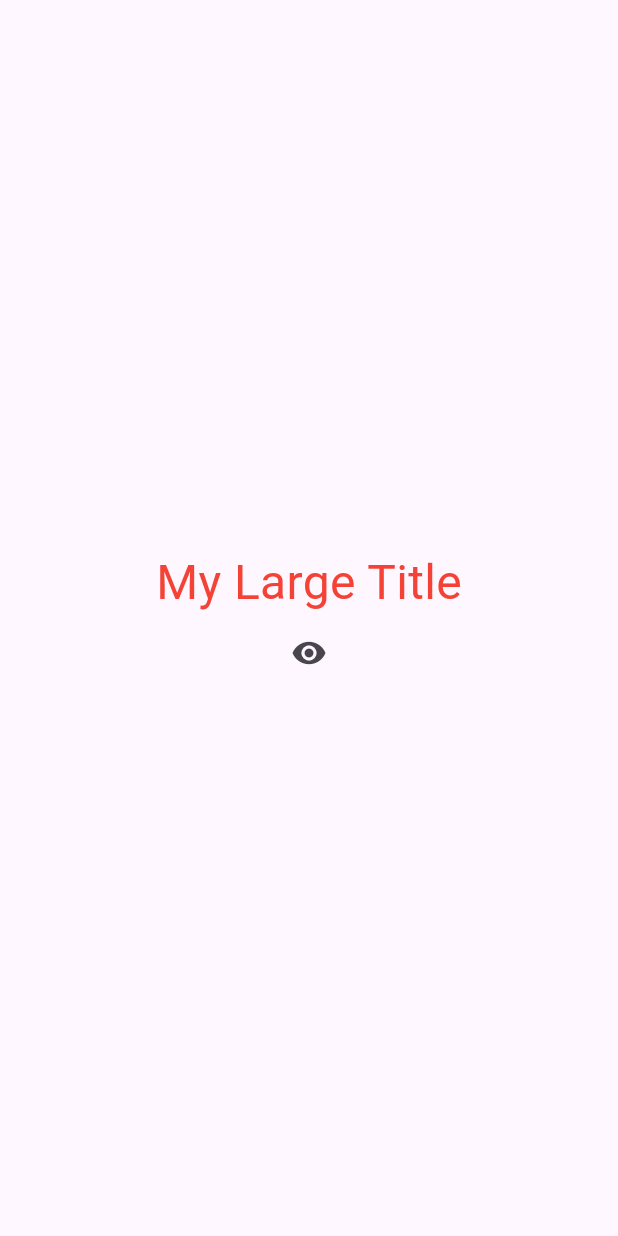
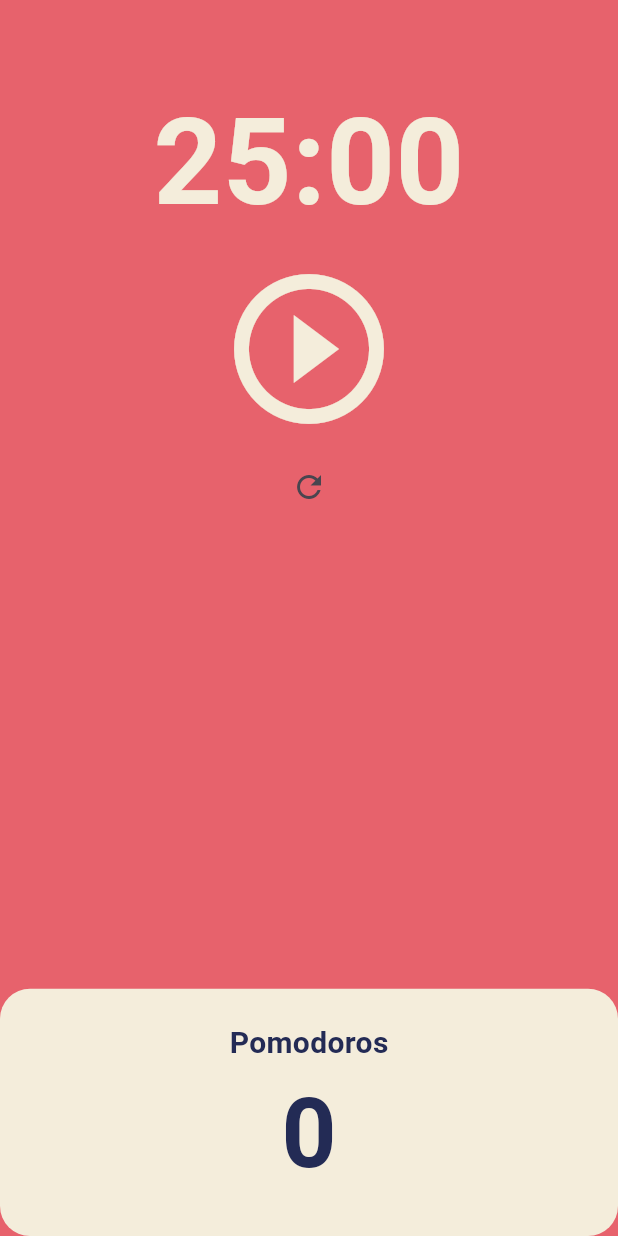
Before and after one commit to treefarm-mihyang/flutter-tutorial, a Flutter app: the screen it shows after launch, on a phone screen of 412 x 824 dp. Run offline on Flutter 3.47's test engine with Material 3 defaults, Android fonts, the phone set to English and light mode, and no system bars.

Commit message:
feat: pomodoro app

```diff
--- a/lib/main.dart
+++ b/lib/main.dart
@@ -1,84 +1,26 @@
 import 'package:flutter/material.dart';
+import 'package:toonflix/screen/home.dart';
 
 void main() {
   runApp(const App());
 }
 
-class App extends StatefulWidget {
+class App extends StatelessWidget {
   const App({super.key});
-
-  @override
-  State<App> createState() => _AppState();
-}
-
-class _AppState extends State<App> {
-  bool showTitle = true;
-
-  void onPressed() {
-    setState(() {
-      showTitle = !showTitle;
-    });
-  }
 
   @override
   Widget build(BuildContext context) {
     return MaterialApp(
       theme: ThemeData(
+        scaffoldBackgroundColor: const Color(0xFFe7626c),
         textTheme: const TextTheme(
-          titleLarge: TextStyle(
-            color: Colors.red,
+          headlineLarge: TextStyle(
+            color: Color(0xFF232B55),
           ),
         ),
+        cardColor: const Color(0xFFF4EDDB),
       ),
-      home: Scaffold(
-        body: Center(
-          child: Column(
-            mainAxisAlignment: MainAxisAlignment.center,
-            children: [
-              showTitle ? const MyLargeTitle() : const Text("nothing"),
-              IconButton(
-                onPressed: onPressed,
-                icon: const Icon(Icons.remove_red_eye),
-              ),
-            ],
-          ),
-        ),
-      ),
+      home: const Home(),
     );
   }
 }
-
-class MyLargeTitle extends StatefulWidget {
-  const MyLargeTitle({
-    super.key,
-  });
-
-  @override
-  State<MyLargeTitle> createState() => _MyLargeTitleState();
-}
-
-class _MyLargeTitleState extends State<MyLargeTitle> {
-  @override
-  void initState() {
-    super.initState();
-    print("initState");
-  }
-
-  @override
-  void dispose() {
-    super.dispose();
-    print("dispose");
-  }
-
-  @override
-  Widget build(BuildContext context) {
-    print("build");
-    return Text(
-      "My Large Title",
-      style: TextStyle(
-        fontSize: 32,
-        color: Theme.of(context).textTheme.titleLarge?.color,
-      ),
-    );
-  }
-}
--- /dev/null
+++ b/lib/screen/home.dart
@@ -0,0 +1,150 @@
+import 'dart:async';
+
+import 'package:flutter/material.dart';
+
+class Home extends StatefulWidget {
+  const Home({super.key});
+
+  @override
+  State<Home> createState() => _HomeState();
+}
+
+class _HomeState extends State<Home> {
+  static const time = 1500;
+  int totalSeconds = time;
+  late Timer timer;
+  bool isRunning = false;
+  int totalPomodoros = 0;
+
+  void onTick(Timer timer) {
+    if (totalSeconds == 0) {
+      totalPomodoros = totalPomodoros + 1;
+      onResetPressed();
+    } else {
+      setState(() {
+        totalSeconds = totalSeconds - 1;
+      });
+    }
+  }
+
+  void onStartPressed() {
+    timer = Timer.periodic(
+      const Duration(seconds: 1),
+      onTick,
+    );
+
+    setState(() {
+      isRunning = true;
+    });
+  }
+
+  void onPausePressed() {
+    timer.cancel();
+
+    setState(() {
+      isRunning = false;
+    });
+  }
+
+  void onResetPressed() {
+    setState(() {
+      isRunning = false;
+      totalSeconds = time;
+    });
+    timer.cancel();
+  }
+
+  String format(int seconds) {
+    var duration = Duration(seconds: seconds);
+    return duration.toString().split('.').first.substring(2, 7);
+  }
+
+  @override
+  Widget build(BuildContext context) {
+    return Scaffold(
+      backgroundColor: Theme.of(context).scaffoldBackgroundColor,
+      body: Column(
+        children: [
+          Flexible(
+            flex: 1,
+            child: Container(
+              alignment: Alignment.bottomCenter,
+              child: Text(
+                format(totalSeconds),
+                style: TextStyle(
+                  color: Theme.of(context).cardColor,
+                  fontSize: 80,
+                  fontWeight: FontWeight.w700,
+                ),
+              ),
+            ),
+          ),
+          Flexible(
+            flex: 3,
+            child: Container(
+              child: Center(
+                child: Column(
+                  children: [
+                    IconButton(
+                        color: Theme.of(context).cardColor,
+                        iconSize: 120,
+                        onPressed: isRunning ? onPausePressed : onStartPressed,
+                        icon: Icon(isRunning
+                            ? Icons.pause_circle_outline
+                            : Icons.play_circle_outline)),
+                    IconButton(
+                      onPressed: onResetPressed,
+                      icon: const Icon(Icons.refresh_outlined),
+                    ),
+                  ],
+                ),
+              ),
+            ),
+          ),
+          Flexible(
+            flex: 1,
+            child: Row(
+              children: [
+                Expanded(
+                  child: Container(
+                    decoration: BoxDecoration(
+                      color: Theme.of(context).cardColor,
+                      borderRadius: BorderRadius.circular(20),
+                    ),
+                    child: Column(
+                      mainAxisAlignment: MainAxisAlignment.center,
+                      children: [
+                        Text(
+                          "Pomodoros",
+                          style: TextStyle(
+                            fontSize: 20,
+                            fontWeight: FontWeight.w600,
+                            color: Theme.of(context)
+                                .textTheme
+                                .headlineLarge
+                                ?.color,
+                          ),
+                        ),
+                        Text(
+                          "$totalPomodoros",
+                          style: TextStyle(
+                            fontSize: 64,
+                            fontWeight: FontWeight.w700,
+                            color: Theme.of(context)
+                                .textTheme
+                                .headlineLarge
+                                ?.color,
+                          ),
+                        ),
+                      ],
+                    ),
+                  ),
+                ),
+              ],
+            ),
+          )
+        ],
+      ),
+    );
+  }
+}
```
